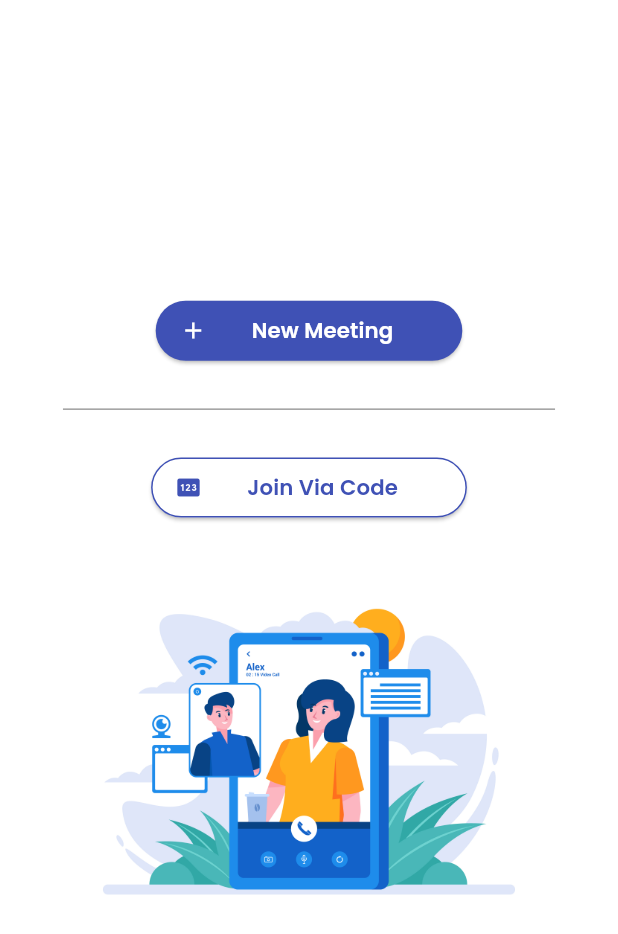
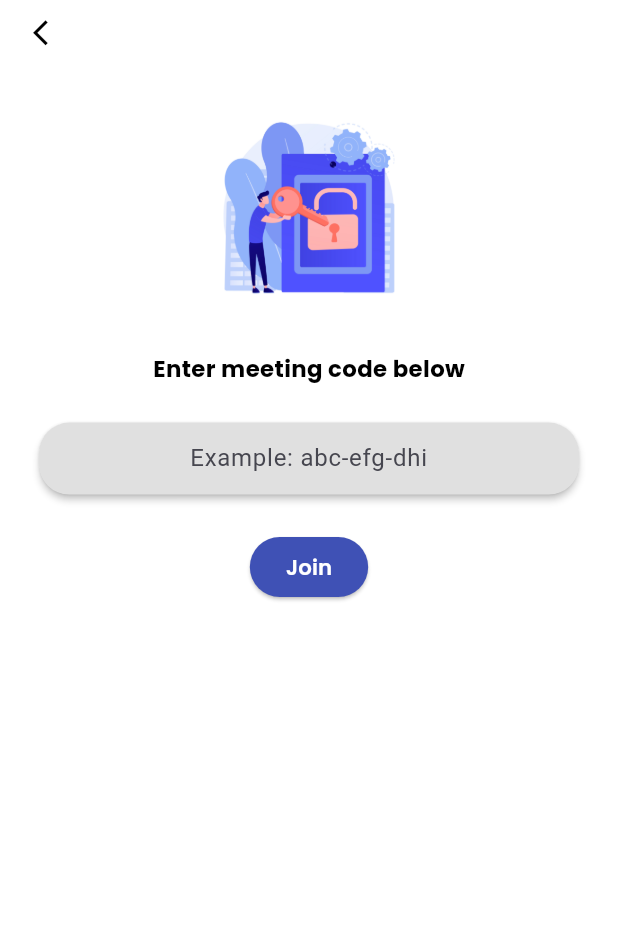
Before and after one commit to sangeeta2701/conference_app, a Flutter app: the screen it shows after launch, after a tap on "Join Via Code", on a phone screen of 412 x 824 dp. Shown: the top 934 px of the screen. Run offline on Flutter 3.47's test engine with Material 3 defaults, Android fonts, the phone set to English and light mode, and no system bars; our stand-ins replace flutter_screenutil, get, google_fonts.

Commit message:
feat: Implement JoinWithCodeScreen and update navigation in HomeScreen

```diff
--- a/lib/Constants/appTextStyle.dart
+++ b/lib/Constants/appTextStyle.dart
@@ -5,13 +5,15 @@ import 'package:video_conference_app/Constants/appColors.dart';
 
 final whiteButtonTextStyle = GoogleFonts.poppins(
   color: white,
-  fontSize: 16.sp,
+
   fontWeight: FontWeight.w600
 );
 
 
 final themeButtonTextStyle = GoogleFonts.poppins(
   color: themeColor,
-  fontSize: 16.sp,
+
   fontWeight: FontWeight.w600
 );
+
+final blackContentHeadingStyle = GoogleFonts.poppins(fontSize: 15.sp, color: black, fontWeight: FontWeight.bold);
--- a/lib/Screens/home_screen.dart
+++ b/lib/Screens/home_screen.dart
@@ -1,8 +1,10 @@
 import 'package:flutter/material.dart';
 import 'package:flutter_screenutil/flutter_screenutil.dart';
+import 'package:get/get.dart';
 import 'package:video_conference_app/Constants/appColors.dart';
 import 'package:video_conference_app/Constants/appTextStyle.dart';
 import 'package:video_conference_app/Constants/sizedBox.dart';
+import 'package:video_conference_app/Screens/joinWithCode_screen.dart';
 
 class HomeScreen extends StatelessWidget {
   const HomeScreen({super.key});
@@ -34,12 +36,7 @@ class HomeScreen extends StatelessWidget {
                 ),
                 icon: Icon(Icons.add, color: white),
               ),
-              height20,
-              Padding(
-                padding:  EdgeInsets.symmetric(horizontal: 20.w),
-                child: Divider(color: grey),
-              ),
-              height20,
+              Divider(color: grey, height: 40.h, indent: 40.w, endIndent: 40.w,),
               ElevatedButton.icon(
                 style: ElevatedButton.styleFrom(
                   backgroundColor: white,
@@ -48,7 +45,9 @@ class HomeScreen extends StatelessWidget {
                     borderRadius: BorderRadiusGeometry.circular(20.r),
                   ),
                 ),
-                onPressed: () {},
+                onPressed: () {
+                Get.to(JoinWithCodeScreen());
+                },
                 label: Padding(
                   padding:  EdgeInsets.symmetric(horizontal: 20.w),
                   child: Text(
@@ -56,7 +55,7 @@ class HomeScreen extends StatelessWidget {
                     style: themeButtonTextStyle.copyWith(fontSize: 14.sp),
                   ),
                 ),
-                icon: Icon(Icons.pin),
+                icon: Icon(Icons.margin),
               ),
               height30,
               Image.asset("assets/images/bg.jpg", fit: BoxFit.cover),
--- /dev/null
+++ b/lib/Screens/joinWithCode_screen.dart
@@ -0,0 +1,71 @@
+import 'package:flutter/material.dart';
+import 'package:flutter_screenutil/flutter_screenutil.dart';
+import 'package:get/get.dart';
+import 'package:video_conference_app/Constants/appColors.dart';
+import 'package:video_conference_app/Constants/appTextStyle.dart';
+import 'package:video_conference_app/Constants/sizedBox.dart';
+
+class JoinWithCodeScreen extends StatelessWidget {
+   JoinWithCodeScreen({super.key});
+
+  TextEditingController codeController = TextEditingController();
+
+  @override
+  Widget build(BuildContext context) {
+    return Scaffold(
+      body: SafeArea(
+        child: Padding(
+          padding:  EdgeInsets.symmetric(vertical: 12.h, horizontal: 20.w),
+          child: Column(
+            // crossAxisAlignment: CrossAxisAlignment.start,
+            children: [
+              Align(
+                alignment: Alignment.topLeft,
+                child: InkWell(
+                  onTap: (){
+                    Get.back();
+                  },
+                  child: Icon(Icons.arrow_back_ios, color: black,size: 20.sp,)),
+              ),
+
+                height30,
+                Image.asset("assets/images/code.jpg", fit: BoxFit.cover,height: 150.h,),
+                height20,
+                Text("Enter meeting code below", style: blackContentHeadingStyle,),
+                height20,
+                Card(
+                  elevation: 2,
+                  color: grey.shade300,
+                  shape: RoundedRectangleBorder(
+                    borderRadius: BorderRadius.circular(20.r),
+                  ),
+                  child: TextField(
+                    controller: codeController,
+                    textAlign: TextAlign.center,
+                    decoration: InputDecoration(
+                      border: InputBorder.none,
+                      hintText: "Example: abc-efg-dhi"
+
+                    ),
+                  ),
+                ),
+                height20,
+                 ElevatedButton(
+                style: ElevatedButton.styleFrom(
+                  backgroundColor: themeColor,
+                  shape: RoundedRectangleBorder(
+                    borderRadius: BorderRadiusGeometry.circular(20.r),
+                  ),
+                ),
+                onPressed: () {},
+               child: Text("Join", style: whiteButtonTextStyle.copyWith(fontSize: 14.sp),),
+
+              ),
+
+            ],
+          ),
+        ),
+      ),
+    );
+  }
+}
--- a/lib/main.dart
+++ b/lib/main.dart
@@ -1,5 +1,6 @@
 import 'package:flutter/material.dart';
 import 'package:flutter_screenutil/flutter_screenutil.dart';
+import 'package:get/get.dart';
 import 'package:video_conference_app/Constants/appColors.dart';
 import 'package:video_conference_app/Screens/home_screen.dart';
 
@@ -18,7 +19,7 @@ class MyApp extends StatelessWidget {
       minTextAdapt: true,
       splitScreenMode: true,
       builder: (context, child) {
-        return MaterialApp(
+        return GetMaterialApp(
 
           debugShowCheckedModeBanner: false,
           theme: ThemeData(
--- a/pubspec.yaml
+++ b/pubspec.yaml
@@ -36,6 +36,7 @@ dependencies:
   cupertino_icons: ^1.0.8
   google_fonts: ^8.0.2
   flutter_screenutil: ^5.9.3
+  get: ^4.7.3
 
 dev_dependencies:
   flutter_test:
```
Also changed, not shown: assets/images/code.jpg (added), pubspec.lock.
